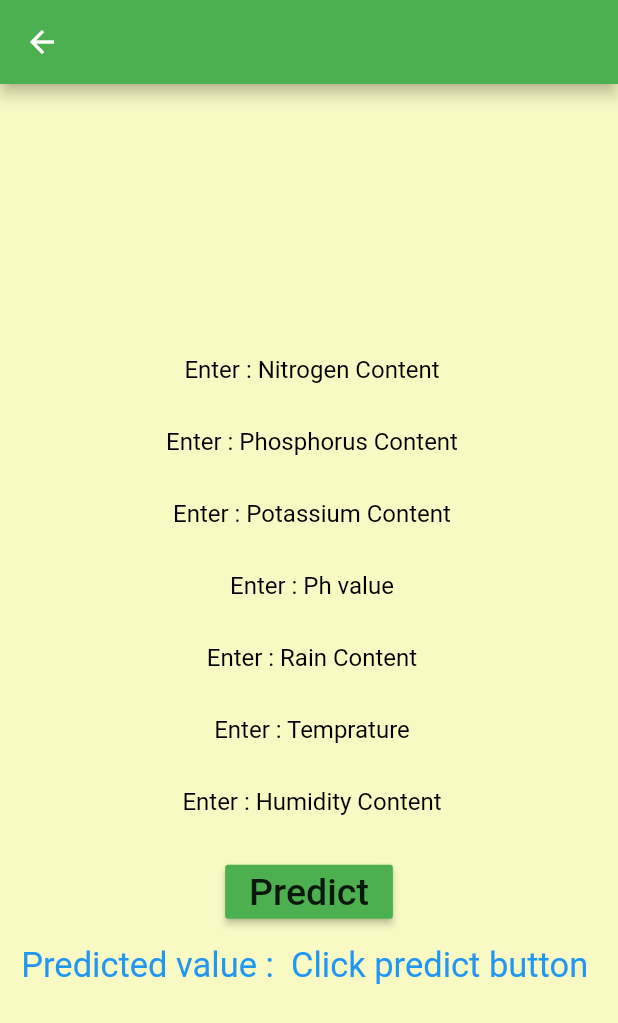
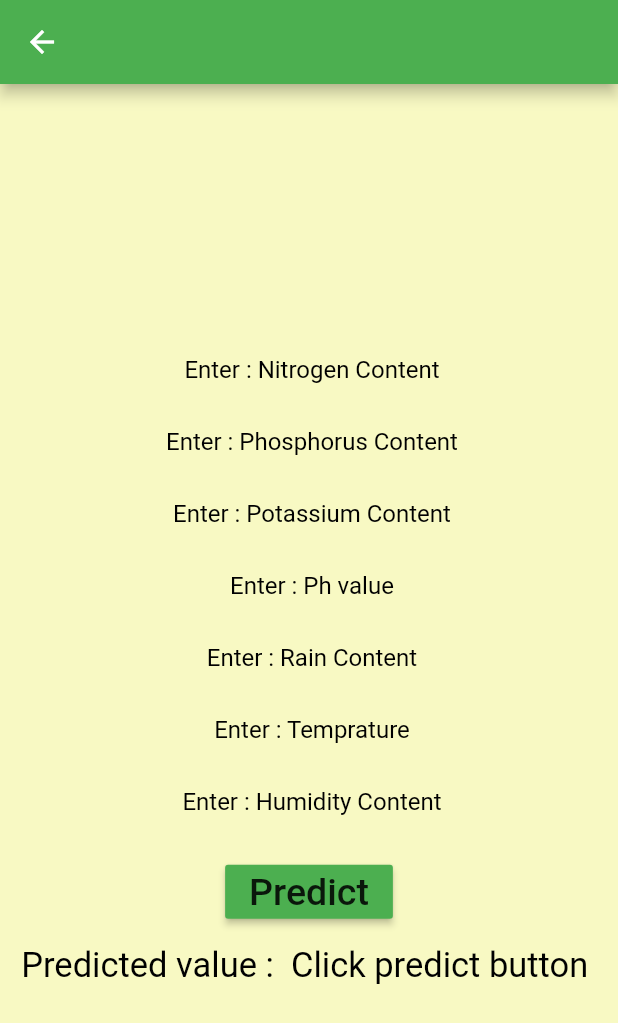
Before and after one commit to sonali8434/SowWhat-Kya_Boyein-Crop_prediction_App, a Flutter app: the PredModel screen opened directly, on a phone screen of 412 x 824 dp. Shown: the top 1023 px of the screen. Run offline on Flutter 3.47's test engine with Material 2 defaults, Android fonts, the light colour scheme and no system bars; our stand-ins replace font_awesome_flutter; missing offline and left inert: tflite_flutter.

Commit message:
fourth commit

```diff
--- a/lib/predModel.dart
+++ b/lib/predModel.dart
@@ -248,7 +248,7 @@ class _PredModelState extends State<PredModel> {
             SizedBox(height: 12),
             Text(
               "Predicted value :  $predValue ",
-              style: TextStyle(color: Colors.blue, fontSize: 23),
+              style: TextStyle(color: Colors.black, fontSize: 23),
             ),
           ],
         ),
```
Also changed, not shown: 1 other file.
